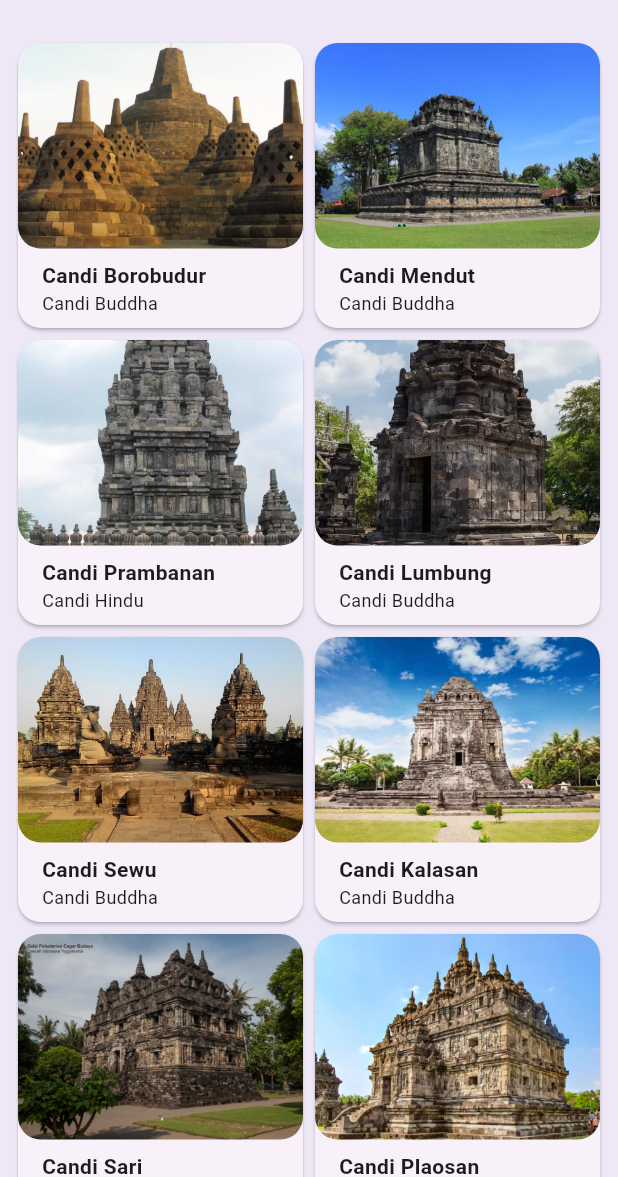
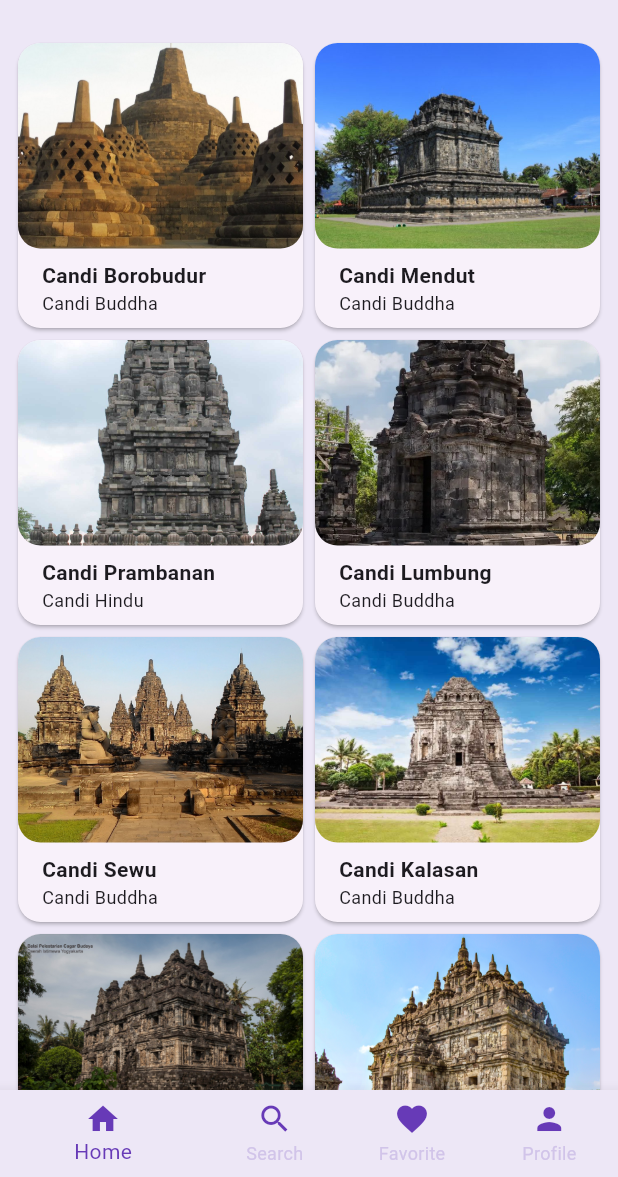
Before and after one commit to Wildan728/wisata_candi_Muhammad_Wildan, a Flutter app: the screen it shows after launch, on a phone screen of 412 x 824 dp, the part 59-1236 px from its top. Run offline on Flutter 3.47's test engine with Material 3 defaults, Android fonts, the phone set to English and light mode, and no system bars.

Commit message:
Navigation & Routing

```diff
--- /dev/null
+++ b/wisata_candi/lib/Screens/favorite_screen.dart
@@ -0,0 +1,15 @@
+import 'package:flutter/material.dart';
+
+class FavoriteScreen extends StatefulWidget {
+  const FavoriteScreen({super.key});
+
+  @override
+  State<FavoriteScreen> createState() => _FavoriteScreenState();
+}
+
+class _FavoriteScreenState extends State<FavoriteScreen> {
+  @override
+  Widget build(BuildContext context) {
+    return const Placeholder();
+  }
+}
--- a/wisata_candi/lib/main.dart
+++ b/wisata_candi/lib/main.dart
@@ -7,6 +7,7 @@ import 'package:wisata_candi/data/candi_data.dart';
 import 'package:wisata_candi/Screens/detail_screen.dart';
 import 'package:wisata_candi/Screens/search_screen.dart';
 import 'package:wisata_candi/Screens/home_screen.dart';
+import 'package:wisata_candi/Screens/favorite_screen.dart';
 
 void main() {
   runApp(const MyApp());
@@ -35,7 +36,8 @@ class MyApp extends StatelessWidget {
         ),
         useMaterial3: true,
       ),
-      home: HomeScreen(),
+      home: MainScreen(),
+      // home: HomeScreen(),
       // home: SearchScreen(),
       // home: SignUpScreen(),
       // home: SignInScreen(),
@@ -44,3 +46,66 @@ class MyApp extends StatelessWidget {
     );
   }
 }
+
+class MainScreen extends StatefulWidget {
+  const MainScreen({super.key});
+
+  @override
+  State<MainScreen> createState() => _MainScreenState();
+}
+
+class _MainScreenState extends State<MainScreen> {
+  // TODO: 1. Deklarasikan Variabel
+  int _currentIndex = 0;
+  final List<Widget> _children = [
+    HomeScreen(),
+    SearchScreen(),
+    FavoriteScreen(),
+    ProfileScreen(),
+  ];
+
+  @override
+  Widget build(BuildContext context) {
+    return Scaffold(
+      // TODO: 2. Buat properti body berupa widget yang ditampilkan
+      body: _children[_currentIndex],
+      // TODO: 3. Buat properti bottomNaviator dengan nilai Theme
+      bottomNavigationBar: Theme(
+          data: Theme.of(context).copyWith(
+            canvasColor: Colors.deepPurple[50],
+          ),
+
+      // TODO: 4. Buat data dan child dari Theme
+          child: BottomNavigationBar(
+            currentIndex: _currentIndex,
+            onTap: (index){
+              setState(() {
+                _currentIndex = index;
+              });
+            },
+            items: const [
+              BottomNavigationBarItem(
+                icon: Icon(Icons.home, color: Colors.deepPurple),
+                label: 'Home',
+              ),
+              BottomNavigationBarItem(
+                icon: Icon(Icons.search, color: Colors.deepPurple),
+                label: 'Search',
+              ),
+              BottomNavigationBarItem(
+                icon: Icon(Icons.favorite, color: Colors.deepPurple),
+                label: 'Favorite'
+              ),
+              BottomNavigationBarItem(
+                  icon: Icon(Icons.person, color: Colors.deepPurple),
+                  label: 'Profile'
+              ),
+            ],
+            selectedItemColor: Colors.deepPurple,
+            unselectedItemColor: Colors.deepPurple[100],
+            showUnselectedLabels: true,
+          ),
+      ),
+    );
+  }
+}
```
